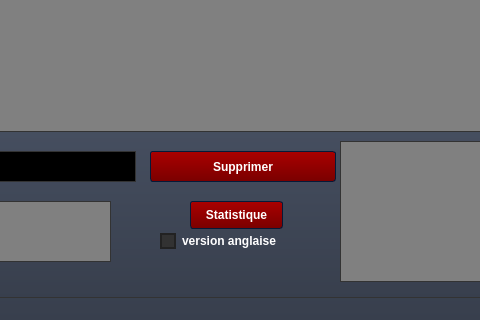
Before: the Qt Designer form mainwindow.ui in soumaya-nheri/Smart-Restaurant-2A28, drawn with Qt 5; both pictures show x 132 to 612 and y 343 to 663 of the 1012 by 663 pixel window.
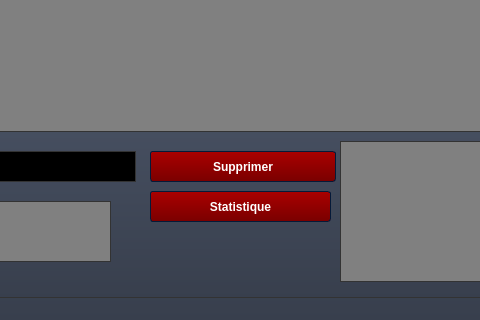
After: the same form once the commit is applied. The open tabs and pages were chosen to show the change. Icons and pictures are not drawn.

Diff of the .ui file:
```diff
--- a/mainwindow.ui
+++ b/mainwindow.ui
@@ -1500,6 +1500,19 @@
          <string>&lt;html&gt;&lt;head/&gt;&lt;body&gt;&lt;p align=&quot;center&quot;&gt;&lt;span style=&quot; font-size:18pt; font-weight:600; font-style:italic;&quot;&gt;Ajouter une Commande&lt;/span&gt;&lt;/p&gt;&lt;/body&gt;&lt;/html&gt;</string>
         </property>
        </widget>
+       <widget class="QCheckBox" name="checkBox_traduction">
+        <property name="geometry">
+         <rect>
+          <x>790</x>
+          <y>240</y>
+          <width>151</width>
+          <height>31</height>
+         </rect>
+        </property>
+        <property name="text">
+         <string>version anglaise</string>
+        </property>
+       </widget>
        <zorder>label_dateCom</zorder>
        <zorder>label_idClientB</zorder>
        <zorder>pushButton_imprimerCom</zorder>
@@ -1854,29 +1867,16 @@
        <widget class="QPushButton" name="pushButton_statCom">
         <property name="geometry">
          <rect>
-          <x>320</x>
-          <y>480</y>
-          <width>93</width>
-          <height>28</height>
+          <x>280</x>
+          <y>470</y>
+          <width>181</width>
+          <height>31</height>
          </rect>
         </property>
         <property name="text">
          <string>Statistique</string>
         </property>
        </widget>
-       <widget class="QCheckBox" name="checkBox_traduction">
-        <property name="geometry">
-         <rect>
-          <x>290</x>
-          <y>510</y>
-          <width>151</width>
-          <height>20</height>
-         </rect>
-        </property>
-        <property name="text">
-         <string>version anglaise</string>
-        </property>
-       </widget>
       </widget>
       <widget class="QWidget" name="tab">
        <attribute name="title">
```
Left out of the diff: 16 changed lines with no effect on the pictures.
